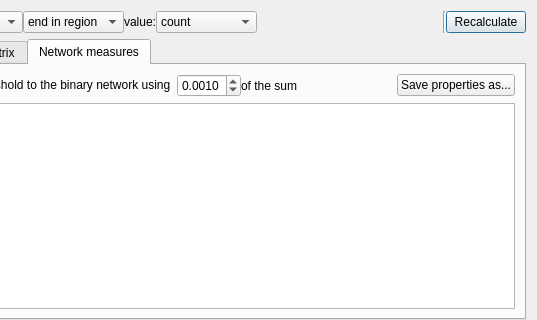
This is tracking/connectivity_matrix_dialog.ui in frankyeh/DSI-Studio as Qt 5 draws it before an edit; both pictures show x 110 to 647 and y 0 to 320 of the 647 by 563 pixel window. The edited form follows.
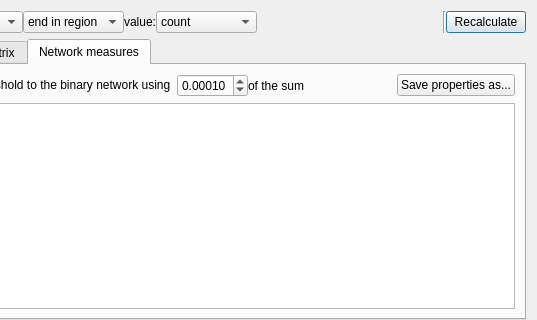
This is the edited form. The open tabs and pages were chosen to show the change. Icons and pictures are not drawn.

Commit message: [ana] connectivity matrix calculated on multiple tracks

What changed in the file:
```diff
--- a/tracking/connectivity_matrix_dialog.ui
+++ b/tracking/connectivity_matrix_dialog.ui
@@ -252,7 +252,7 @@
              <item>
               <widget class="QDoubleSpinBox" name="network_threshold">
                <property name="decimals">
-                <number>4</number>
+                <number>5</number>
                </property>
                <property name="maximum">
                 <double>0.100000000000000</double>
@@ -261,7 +261,7 @@
                 <double>0.001000000000000</double>
                </property>
                <property name="value">
-                <double>0.001000000000000</double>
+                <double>0.000100000000000</double>
                </property>
               </widget>
              </item>
```
Left out of the diff: 2 changed lines with no effect on the pictures. The commit also changes 1 other file.
